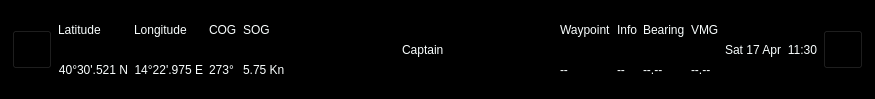
The window that ui/topbar/TopBar.ui (OpenFairWind/fairwindplusplus) describes before a commit, drawn with Qt 5.
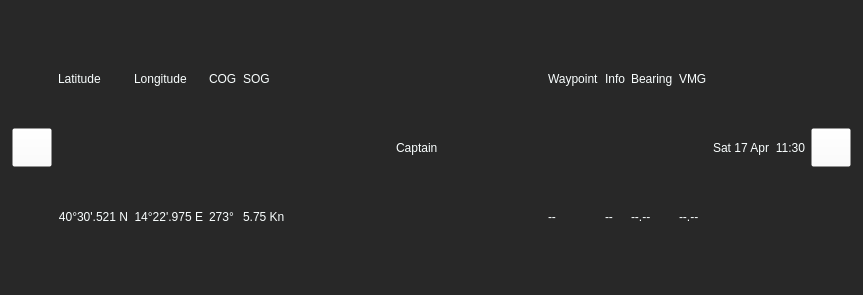
The same window after the commit.

```diff
--- a/ui/topbar/TopBar.ui
+++ b/ui/topbar/TopBar.ui
@@ -6,15 +6,18 @@
    <rect>
     <x>0</x>
     <y>0</y>
-    <width>875</width>
-    <height>99</height>
+    <width>863</width>
+    <height>295</height>
    </rect>
   </property>
   <property name="windowTitle">
    <string>Form</string>
   </property>
+  <property name="autoFillBackground">
+   <bool>false</bool>
+  </property>
   <property name="styleSheet">
-   <string notr="true">background-color: rgb(0, 0, 0);
+   <string notr="true">background-color: rgba(26, 26, 26, 191);
 color: rgb(250, 255, 255);</string>
   </property>
   <layout class="QHBoxLayout" name="horizontalLayout_2" stretch="0">
@@ -37,6 +40,12 @@
     <layout class="QHBoxLayout" name="horizontalLayout">
      <item>
       <widget class="QToolButton" name="toolButton_UL">
+       <property name="autoFillBackground">
+        <bool>false</bool>
+       </property>
+       <property name="styleSheet">
+        <string notr="true">background-color: rgba(255, 255, 255, 0);</string>
+       </property>
        <property name="text">
         <string/>
        </property>
@@ -52,6 +61,9 @@
       <layout class="QVBoxLayout" name="verticalLayout">
        <item>
         <widget class="QLabel" name="label_TextLatitude">
+         <property name="styleSheet">
+          <string notr="true">background-color: rgba(255, 255, 255, 0);</string>
+         </property>
          <property name="text">
           <string>Latitude</string>
          </property>
@@ -59,6 +71,9 @@
        </item>
        <item>
         <widget class="QLabel" name="label_Lat">
+         <property name="styleSheet">
+          <string notr="true">background-color: rgba(255, 255, 255, 0);</string>
+         </property>
          <property name="text">
           <string>40°30'.521 N</string>
          </property>
@@ -76,6 +91,9 @@
       <layout class="QVBoxLayout" name="verticalLayout_2">
        <item>
         <widget class="QLabel" name="label_TextLongitude">
+         <property name="styleSheet">
+          <string notr="true">background-color: rgba(255, 255, 255, 0);</string>
+         </property>
          <property name="text">
           <string>Longitude</string>
          </property>
@@ -83,6 +101,9 @@
        </item>
        <item>
         <widget class="QLabel" name="label_Lon">
+         <property name="styleSheet">
+          <string notr="true">background-color: rgba(255, 255, 255, 0);</string>
+         </property>
          <property name="text">
           <string>14°22'.975 E</string>
          </property>
@@ -100,6 +121,9 @@
       <layout class="QVBoxLayout" name="verticalLayout_3">
        <item>
         <widget class="QLabel" name="label_TextCOG">
+         <property name="styleSheet">
+          <string notr="true">background-color: rgba(255, 255, 255, 0);</string>
+         </property>
          <property name="text">
           <string>COG</string>
          </property>
@@ -107,6 +131,9 @@
        </item>
        <item>
         <widget class="QLabel" name="label_COG">
+         <property name="styleSheet">
+          <string notr="true">background-color: rgba(255, 255, 255, 0);</string>
+         </property>
          <property name="text">
           <string>273°</string>
          </property>
@@ -118,6 +145,9 @@
       <layout class="QVBoxLayout" name="verticalLayout_4">
        <item>
         <widget class="QLabel" name="label_TextSOG">
+         <property name="styleSheet">
+          <string notr="true">background-color: rgba(255, 255, 255, 0);</string>
+         </property>
          <property name="text">
           <string>SOG</string>
          </property>
@@ -125,6 +155,9 @@
        </item>
        <item>
         <widget class="QLabel" name="label_SOG">
+         <property name="styleSheet">
+          <string notr="true">background-color: rgba(255, 255, 255, 0);</string>
+         </property>
          <property name="text">
           <string>5.75 Kn</string>
          </property>
@@ -147,6 +180,9 @@
      </item>
      <item>
       <widget class="QLabel" name="label_Role">
+       <property name="styleSheet">
+        <string notr="true">background-color: rgba(255, 255, 255, 0);</string>
+       </property>
        <property name="text">
         <string>Captain</string>
        </property>
@@ -169,6 +205,9 @@
       <layout class="QVBoxLayout" name="verticalLayout_5">
        <item>
         <widget class="QLabel" name="label_TextWaypoint">
+         <property name="styleSheet">
+          <string notr="true">background-color: rgba(255, 255, 255, 0);</string>
+         </property>
          <property name="text">
           <string>Waypoint</string>
          </property>
@@ -176,6 +215,9 @@
        </item>
        <item>
         <widget class="QLabel" name="label_Waypoint">
+         <property name="styleSheet">
+          <string notr="true">background-color: rgba(255, 255, 255, 0);</string>
+         </property>
          <property name="text">
           <string>--</string>
          </property>
@@ -187,6 +229,9 @@
       <layout class="QVBoxLayout" name="verticalLayout_6">
        <item>
         <widget class="QLabel" name="label_TextInfo">
+         <property name="styleSheet">
+          <string notr="true">background-color: rgba(255, 255, 255, 0);</string>
+         </property>
          <property name="text">
           <string>Info</string>
          </property>
@@ -194,6 +239,9 @@
        </item>
        <item>
         <widget class="QLabel" name="label_Info">
+         <property name="styleSheet">
+          <string notr="true">background-color: rgba(255, 255, 255, 0);</string>
+         </property>
          <property name="text">
           <string>--</string>
          </property>
@@ -205,6 +253,9 @@
       <layout class="QVBoxLayout" name="verticalLayout_7">
        <item>
         <widget class="QLabel" name="label_TextBearing">
+         <property name="styleSheet">
+          <string notr="true">background-color: rgba(255, 255, 255, 0);</string>
+         </property>
          <property name="text">
           <string>Bearing</string>
          </property>
@@ -212,6 +263,9 @@
        </item>
        <item>
         <widget class="QLabel" name="label_Bearing">
+         <property name="styleSheet">
+          <string notr="true">background-color: rgba(255, 255, 255, 0);</string>
+         </property>
          <property name="text">
           <string>--.--</string>
          </property>
@@ -223,6 +277,9 @@
       <layout class="QVBoxLayout" name="verticalLayout_8">
        <item>
         <widget class="QLabel" name="label_TextVMG">
+         <property name="styleSheet">
+          <string notr="true">background-color: rgba(255, 255, 255, 0);</string>
+         </property>
          <property name="text">
           <string>VMG</string>
          </property>
@@ -230,6 +287,9 @@
        </item>
        <item>
         <widget class="QLabel" name="label_VMG">
+         <property name="styleSheet">
+          <string notr="true">background-color: rgba(255, 255, 255, 0);</string>
+         </property>
          <property name="text">
           <string>--.--</string>
          </property>
@@ -239,6 +299,9 @@
      </item>
      <item>
       <widget class="QLabel" name="label_Date">
+       <property name="styleSheet">
+        <string notr="true">background-color: rgba(255, 255, 255, 0);</string>
+       </property>
        <property name="text">
         <string>Sat 17 Apr</string>
        </property>
@@ -246,6 +309,9 @@
      </item>
      <item>
       <widget class="QLabel" name="label_Time">
+       <property name="styleSheet">
+        <string notr="true">background-color: rgba(255, 255, 255, 0);</string>
+       </property>
        <property name="text">
         <string>11:30</string>
        </property>
@@ -256,6 +322,9 @@
      </item>
      <item>
       <widget class="QToolButton" name="toolButton_UR">
+       <property name="styleSheet">
+        <string notr="true">background-color: rgba(255, 255, 255, 0);</string>
+       </property>
        <property name="text">
         <string/>
        </property>
```
Left out of the diff: 3 changed lines with no effect on the pictures.
